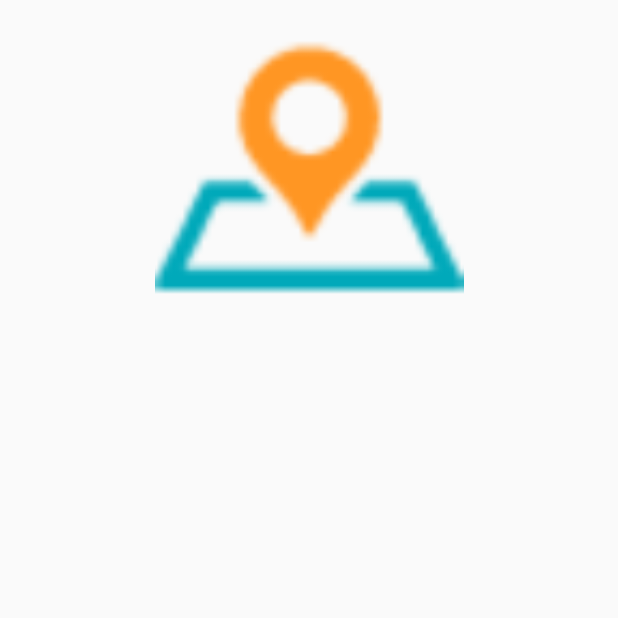
After one commit to VisionFox/followmeAndroid, an Android app: the AttractionDetailActivity screen opened directly, with no data from a screen before it, on a phone screen of 412 x 824 dp, the top half of it. The commit adds this screen. Run offline under Robolectric (Android 15) with nearby library versions, the phone set to English and light mode, and no system bars; our stand-ins replace Picasso; pictures from the network do not load; 2 statements that could not run were skipped.

Commit message:
加入了cycleviewer的点击事件，进入景点信息预览（待完善）， 加入全局获取Contex的myapplication类

```diff
--- /dev/null
+++ b/app/src/main/java/com/followme/activity/AttractionDetailActivity.java
@@ -0,0 +1,36 @@
+package com.followme.activity;
+
+
+import android.os.Bundle;
+
+import android.support.v7.app.AppCompatActivity;
+import android.widget.ImageView;
+
+import com.followme.bean.Attraction;
+import com.followme.lusir.followmeandroid.R;
+import com.followme.util.JsonTransform;
+
+import com.squareup.picasso.Picasso;
+
+
+public class AttractionDetailActivity extends AppCompatActivity {
+    private String attractionJson;
+
+    @Override
+    public void onCreate(Bundle savedInstanceState) {
+        super.onCreate(savedInstanceState);
+        setContentView(R.layout.activity_attraction_detail);
+
+        ImageView imageView = findViewById(R.id.img_attraction_detail);
+        attractionJson = this.getIntent().getExtras().getString("attractionJson");
+
+        Attraction attraction = JsonTransform.attractionJsonToattraction(attractionJson);
+
+
+        if (attractionJson.length() > 0) {
+            String imgURL = attraction.getImageurl();
+            Picasso.with(this).load(imgURL).placeholder(R.drawable.ic_localtion).into(imageView);
+        }
+
+    }
+}
--- a/app/src/main/java/com/followme/activity/Fragment_dashboard.java
+++ b/app/src/main/java/com/followme/activity/Fragment_dashboard.java
@@ -58,20 +58,14 @@ public class Fragment_dashboard extends Fragment implements AMap.OnMyLocationCha
         aMap.setMyLocationStyle(myLocationStyle);//设置定位蓝点的Style
         aMap.getUiSettings().setMyLocationButtonEnabled(true);//设置默认定位按钮是否显示，非必需设置。
         aMap.setMyLocationEnabled(true);// 设置为true表示启动显示定位蓝点，false表示隐藏定位蓝点并不进行定位，默认是false。
-
-
         aMap.showIndoorMap(true);
         aMap.getUiSettings().setCompassEnabled(true);
         aMap.getUiSettings().setScaleControlsEnabled(true);
         aMap.setOnMyLocationChangeListener(this);
-
-
     }
 
     @Override
     public void onMyLocationChange(Location location) {
-        Log.d("纬度：", location.getLatitude() + "");
-        Log.d("经度：", location.getLongitude() + "");
         if (isFirstUser && aMap.getMyLocation() != null) {
             LatLng mLatLng = new LatLng(aMap.getMyLocation().getLatitude(), aMap.getMyLocation().getLongitude());
             CameraUpdate mCameraUpdate = CameraUpdateFactory.newCameraPosition(new CameraPosition(mLatLng, 12, 30, 0));
--- a/app/src/main/java/com/followme/util/JsonTransform.java
+++ b/app/src/main/java/com/followme/util/JsonTransform.java
@@ -12,15 +12,27 @@ import java.lang.reflect.Type;
 import java.util.List;
 
 public class JsonTransform {
+    private final static Gson gson = new Gson();
+
     private JsonTransform() {
     }
 
     public static List<Attraction> ServerResponseToAttractionList(String json) {
-        Gson gson = new Gson();
+
         //泛型转换是个难点
         Type type = new TypeToken<ServerResponse<List<Attraction>>>() {
         }.getType();
         ServerResponse<List<Attraction>> res = gson.fromJson(json, type);
         return res.getData();
     }
+
+    public static Attraction attractionJsonToattraction(String attractionJson) {
+        Attraction res = gson.fromJson(attractionJson, Attraction.class);
+        return res;
+    }
+
+    public static String attractionToJson(Attraction attraction) {
+        String res = gson.toJson(attraction);
+        return res;
+    }
 }
--- /dev/null
+++ b/app/src/main/res/layout/activity_attraction_detail.xml
@@ -0,0 +1,20 @@
+<?xml version="1.0" encoding="utf-8"?>
+<LinearLayout xmlns:android="http://schemas.android.com/apk/res/android"
+    android:id="@+id/attraction_detai"
+    android:layout_width="match_parent"
+    android:layout_height="match_parent"
+    android:orientation="vertical">
+
+    <ImageView
+        android:id="@+id/img_attraction_detail"
+        android:layout_width="match_parent"
+        android:layout_height="0dp"
+        android:layout_weight="1"
+        android:src="@drawable/ic_localtion" />
+
+    <TextView
+        android:layout_width="match_parent"
+        android:layout_height="0dp"
+        android:layout_weight="3" />
+
+</LinearLayout>
```
Also changed, not shown: app/src/main/AndroidManifest.xml (+12 -5 lines), app/src/main/java/com/followme/activity/Fragment_home.java (+11 -4 lines), app/src/main/java/com/followme/adapter/MyAttractionListAdapter.java (+34 -4 lines), app/src/main/java/com/followme/common/MyApplication.java (added, +18 -0 lines), app/src/main/res/values/styles.xml (+9 -0 lines).
